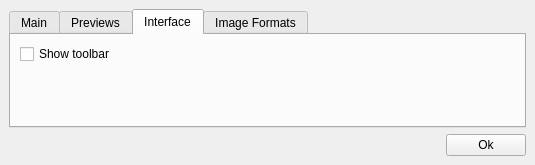
Qt form settingswindow.ui (onto/effy) before a commit.
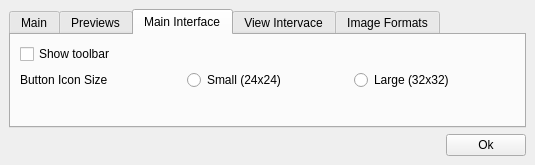
The same form after that commit. The open tabs and pages were chosen to show the change.

The edit to the form file:
```diff
--- a/settingswindow.ui
+++ b/settingswindow.ui
@@ -189,17 +189,42 @@
         </widget>
         <widget class="QWidget" name="tab_4">
          <attribute name="title">
-          <string>Interface</string>
+          <string>Main Interface</string>
          </attribute>
          <layout class="QGridLayout" name="gridLayout_5">
-          <item row="0" column="0">
-           <widget class="QCheckBox" name="toolbarBox">
-            <property name="text">
-             <string>Show toolbar</string>
-            </property>
-           </widget>
+          <item row="3" column="0">
+           <layout class="QGridLayout" name="gridLayout_8">
+            <item row="0" column="0">
+             <widget class="QCheckBox" name="toolbarBox">
+              <property name="text">
+               <string>Show toolbar</string>
+              </property>
+             </widget>
+            </item>
+            <item row="1" column="2">
+             <widget class="QRadioButton" name="radioButton_2">
+              <property name="text">
+               <string>Large (32x32)</string>
+              </property>
+             </widget>
+            </item>
+            <item row="1" column="0">
+             <widget class="QLabel" name="label">
+              <property name="text">
+               <string>Button Icon Size</string>
+              </property>
+             </widget>
+            </item>
+            <item row="1" column="1">
+             <widget class="QRadioButton" name="radioButton">
+              <property name="text">
+               <string>Small (24x24)</string>
+              </property>
+             </widget>
+            </item>
+           </layout>
           </item>
-          <item row="1" column="0">
+          <item row="4" column="0">
            <spacer name="verticalSpacer_3">
             <property name="orientation">
              <enum>Qt::Vertical</enum>
@@ -214,6 +239,11 @@
           </item>
          </layout>
         </widget>
+        <widget class="QWidget" name="tab_5">
+         <attribute name="title">
+          <string>View Intervace</string>
+         </attribute>
+        </widget>
         <widget class="QWidget" name="tab_3">
          <attribute name="title">
           <string>Image Formats</string>
```
Left out of the diff: 50 changed lines with no effect on the pictures.
